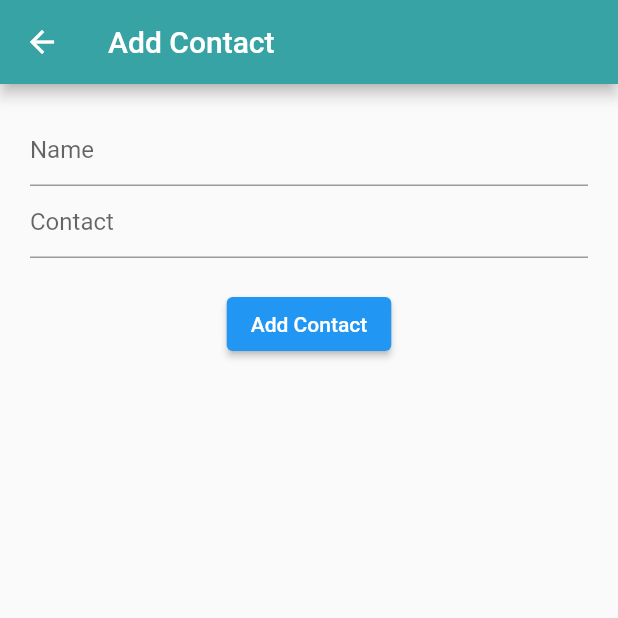
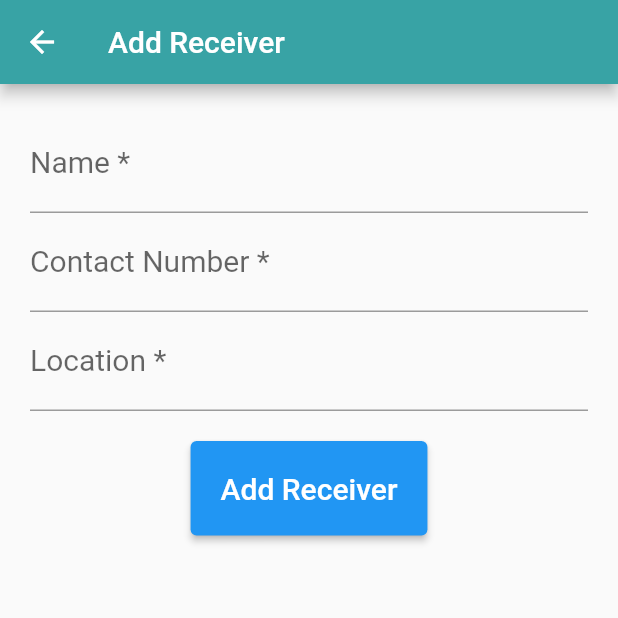
Before and after one commit to DRP-Basket/Basket, a Flutter app: the AddContact screen opened directly, on a phone screen of 412 x 824 dp, the top half of it. Run offline on Flutter 3.47's test engine with Material 2 defaults, Android fonts, the phone set to English and light mode, and no system bars; drawn by our look-alikes of flutter_form_builder; our stand-ins replace cloud_firestore, firebase_auth, firebase_core, firebase_storage, geocoding, geolocator and 4 more; missing offline and left inert: telephony; accounts and stored records are empty.

Commit message:
[wyt119] Refactored receiver adding to use form builder, changed receivers to be a collection

```diff
--- a/frontend/lib/firebase_controllers/firebase_firestore_controller.dart
+++ b/frontend/lib/firebase_controllers/firebase_firestore_controller.dart
@@ -4,6 +4,7 @@ import 'package:drp_basket_app/firebase_controllers/firebase_firestore_interface
 import 'package:drp_basket_app/gps_controllers/geocoding_controller.dart';
 import 'package:drp_basket_app/locator.dart';
 import 'package:drp_basket_app/views/charity/donation_event.dart';
+import 'package:drp_basket_app/views/charity/receiver.dart';
 import '../user_type.dart';
 
 class FirebaseFirestoreController implements FirebaseFirestoreInterface {
@@ -88,7 +89,7 @@ class FirebaseFirestoreController implements FirebaseFirestoreInterface {
   }
 
   Stream<Object> getContactList() {
-    return _fireStore.collection("charities").doc("ex-charity").snapshots();
+    return _fireStore.collection("charities").doc("ex-charity").collection("receivers_list").snapshots();
   }
 
   Future<List> getContactMap() async {
@@ -135,6 +136,7 @@ class FirebaseFirestoreController implements FirebaseFirestoreInterface {
         .catchError((err) => print("Failed to add donation: $err"));
   }
 
+  // Currently unused
   Future<void> addContact(String name, String contactNumber) async {
     DocumentSnapshot ds =
         await _fireStore.collection("charities").doc("ex-charity").get();
@@ -158,4 +160,20 @@ class FirebaseFirestoreController implements FirebaseFirestoreInterface {
         .doc("ex-charity")
         .update({"contact_list": contactList});
   }
+
+  Future<void> addReceiver(Receiver receiver) async {
+    return _fireStore
+        .collection("charities")
+        .doc("ex-charity")
+        .collection("receivers_list")
+        .add({
+          'name': receiver.name,
+          'contact': receiver.contact,
+          'location': receiver.location,
+          'donations_claimed': [],
+        })
+        .then((value) => print('Receiver Added')) //TODO : implement front end warning
+        .catchError((err) => print("Failed to add receiver: $err"));
+
+  }
 }
--- a/frontend/lib/firebase_controllers/firebase_firestore_interface.dart
+++ b/frontend/lib/firebase_controllers/firebase_firestore_interface.dart
@@ -1,4 +1,5 @@
 import 'package:drp_basket_app/views/charity/donation_event.dart';
+import 'package:drp_basket_app/views/charity/receiver.dart';
 
 import '../user_type.dart';
 
@@ -28,4 +29,6 @@ class FirebaseFirestoreInterface {
   addContact(String name, String contactNumber) {}
 
   addDonationEvent(DonationEvent de) {}
+
+  addReceiver(Receiver receiverToAdd) {}
 }
--- a/frontend/lib/views/charity/add_contact.dart
+++ b/frontend/lib/views/charity/add_contact.dart
@@ -1,7 +1,10 @@
 import 'package:drp_basket_app/firebase_controllers/firebase_firestore_interface.dart';
 import 'package:flutter/material.dart';
+import 'package:flutter_form_builder/flutter_form_builder.dart';
 
 import '../../locator.dart';
+import 'form_utilities.dart';
+import 'receiver.dart';
 
 class AddContact extends StatefulWidget {
   const AddContact({Key? key}) : super(key: key);
@@ -11,47 +14,51 @@ class AddContact extends StatefulWidget {
 }
 
 class _AddContactState extends State<AddContact> {
-  final _titleController = TextEditingController();
-  final _descController = TextEditingController();
+
+  final _formKey = GlobalKey<FormBuilderState>();
+
+  static const String name = 'Name';
+  static const String contact = 'Contact Number';
+  static const String location = 'Location';
+  static const String addReceiverLabel = 'Add Receiver';
 
   @override
   Widget build(BuildContext context) {
     return Scaffold(
       appBar: AppBar(
-        title: Text("Add Contact"),
+        title: Text("Add Receiver"),
       ),
-      body: Container(
+      body: FormBuilder(
+        key: _formKey,
+        child: Container(
           padding: EdgeInsets.all(20),
           child: Column(
             children: [
-            // Title
-            TextField(
-              controller: _titleController,
-              decoration: InputDecoration(
-                hintText: 'Name',
-              ),
-            ),
-            // Description
-            TextField(
-              controller: _descController,
-              decoration: InputDecoration(
-                hintText: 'Contact',
-              ),
-            ),
+              FormUtilities.textField(name),
+              FormUtilities.textField(contact),
+              FormUtilities.textField(location),
               SizedBox(
                 height: 20,
               ),
-            ElevatedButton(
-              child: Text("Add Contact"),
-              onPressed: () {
-                locator<FirebaseFirestoreInterface>().addContact(_titleController.text, _descController.text);
-                Navigator.pop(context);
-              },
-            ),
+              FormUtilities.addButton(_addReceiver, addReceiverLabel),
             ],
           ),
         ),
+      )
     );
   }
 
+  void _addReceiver() {
+    if (_formKey.currentState!.validate()) {
+      var receiver = _formKey.currentState!.fields;
+      Receiver receiverToAdd = Receiver(
+          receiver[name]!.value,
+          receiver[contact]!.value,
+          receiver[location]!.value);
+      locator<FirebaseFirestoreInterface>()
+          .addReceiver(receiverToAdd);
+      Navigator.pop(context);
     }
+  }
+
+}
--- a/frontend/lib/views/charity/charity_donation_page.dart
+++ b/frontend/lib/views/charity/charity_donation_page.dart
@@ -63,7 +63,7 @@ class _CharityDonationPageState extends State<CharityDonationPage> {
   @override
   Widget build(BuildContext context) {
     return Scaffold(
-      appBar: AppBar(title: Text("Charity Donation Page")),
+      appBar: AppBar(title: Text("Donation Events")),
       drawer: CharityDrawer(),
       floatingActionButton: FloatingActionButton(
         onPressed: () {
--- a/frontend/lib/views/charity/contact_list_page.dart
+++ b/frontend/lib/views/charity/contact_list_page.dart
@@ -1,11 +1,10 @@
-import 'dart:convert';
-
 import 'package:cloud_firestore/cloud_firestore.dart';
 import 'package:drp_basket_app/firebase_controllers/firebase_firestore_interface.dart';
 import 'package:drp_basket_app/views/charity/add_contact.dart';
 import 'package:flutter/material.dart';
 
 import '../../locator.dart';
+import 'charity_drawer.dart';
 
 class ContactListPage extends StatefulWidget {
   static const String id = "ContactListPage";
@@ -22,8 +21,9 @@ class _ContactListPageState extends State<ContactListPage> {
   Widget build(BuildContext context) {
     return Scaffold(
       appBar: AppBar(
-        title: Text("Receiver List"),
+        title: Text("Receivers"),
       ),
+      drawer: CharityDrawer(),
       floatingActionButton: FloatingActionButton(
         child: Icon(Icons.add),
         onPressed: () => Navigator.push(
@@ -31,7 +31,7 @@ class _ContactListPageState extends State<ContactListPage> {
       ),
       body: StreamBuilder(
           stream: locator<FirebaseFirestoreInterface>().getContactList(),
-          builder: (context, snapshot) {
+          builder: (BuildContext context, AsyncSnapshot<QuerySnapshot> snapshot) {
             if (!snapshot.hasData) {
               return Center(
                 child: CircularProgressIndicator(
@@ -39,23 +39,22 @@ class _ContactListPageState extends State<ContactListPage> {
                 ),
               );
             } else {
-              final contactDS = (snapshot.data as DocumentSnapshot);
-              final contactMap = (contactDS.data() as Map<String, dynamic>);
-              final contactList = contactMap["contact_list"] as List;
-              print((contactMap["contact_list"][0]
-                  as Map<String, dynamic>)["Name"]);
+              var receivers = snapshot.data!.docs;
               return ListView(
-                children: contactList.map((e) {
-                  print(e["Name"]);
-                  print(e["Contact"]);
+                children: receivers.map((DocumentSnapshot ds) {
+                  var receiver = ds.data() as Map<String, dynamic>;
+                  String name = receiver['name'];
+                  String contact = receiver['contact'];
+                  String location = receiver['location'];
+                  List<dynamic> donationsClaimed = receiver['donations_claimed'];
                   return Card(
                     child: Container(
                       padding: EdgeInsets.all(20),
                       child: Row(
                         mainAxisAlignment: MainAxisAlignment.spaceBetween,
                         children: [
-                          Text(e["Name"]),
-                          Text(e["Contact"]),
+                          Text(name),
+                          Text(contact),
                         ],
                       ),
                     ),
--- /dev/null
+++ b/frontend/lib/views/charity/form_utilities.dart
@@ -0,0 +1,50 @@
+import 'package:flutter/material.dart';
+import 'package:flutter_form_builder/flutter_form_builder.dart';
+
+class FormUtilities {
+  static InputDecoration fieldDecor(String fieldName, bool optional) {
+    return InputDecoration(
+      labelText: fieldName + (optional ? ' (optional)' : ' *'),
+    );
+  }
+
+  static TextStyle fieldStyle() => TextStyle(
+        fontSize: 20,
+      );
+
+  static Widget textField(String fieldName, {bool optional: false}) {
+    return FormBuilderTextField(
+      style: fieldStyle(),
+      name: fieldName,
+      decoration: fieldDecor(fieldName, optional),
+      validator: (value) {
+        if (!optional && (value == null || value.isEmpty)) {
+          return 'Please enter ${fieldName.toLowerCase()}';
+        }
+        return null;
+      },
+    );
+  }
+
+  static Widget dateTimePicker(String fieldName) {
+    return FormBuilderDateTimePicker(
+      style: fieldStyle(),
+      name: fieldName,
+      inputType: InputType.both,
+      decoration: fieldDecor(fieldName, false),
+    );
+  }
+
+  static addButton(void Function() onPressed, String label) {
+    return ElevatedButton(
+      style: ElevatedButton.styleFrom(
+        padding: EdgeInsets.all(20),
+      ),
+      child: Text(
+        label,
+        style: FormUtilities.fieldStyle(),
+      ),
+      onPressed: onPressed,
+    );
+  }
+}
--- /dev/null
+++ b/frontend/lib/views/charity/receiver.dart
@@ -0,0 +1,7 @@
+class Receiver {
+  final String name;
+  final String contact;
+  final String location;
+
+  Receiver(this.name, this.contact, this.location);
+}
```
Also changed, not shown: frontend/lib/views/charity/add_donation.dart (+18 -55 lines), frontend/lib/views/charity/utilities.dart (deleted, +0 -52 lines). Lines whose indentation alone changed are shown as unchanged.
